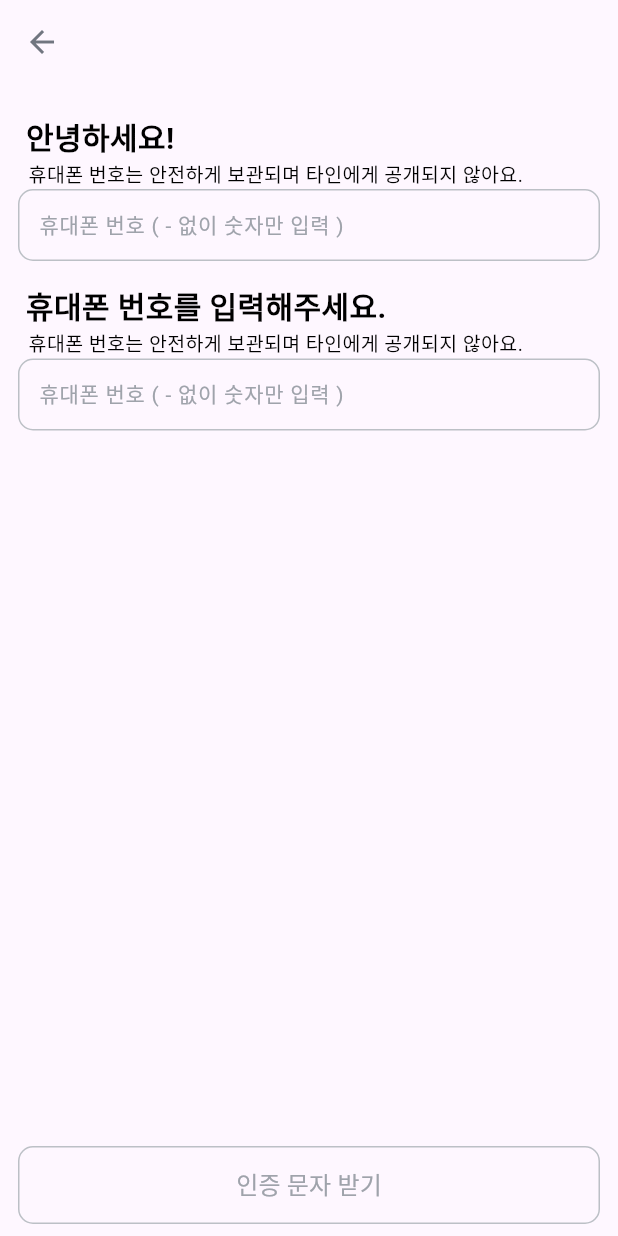
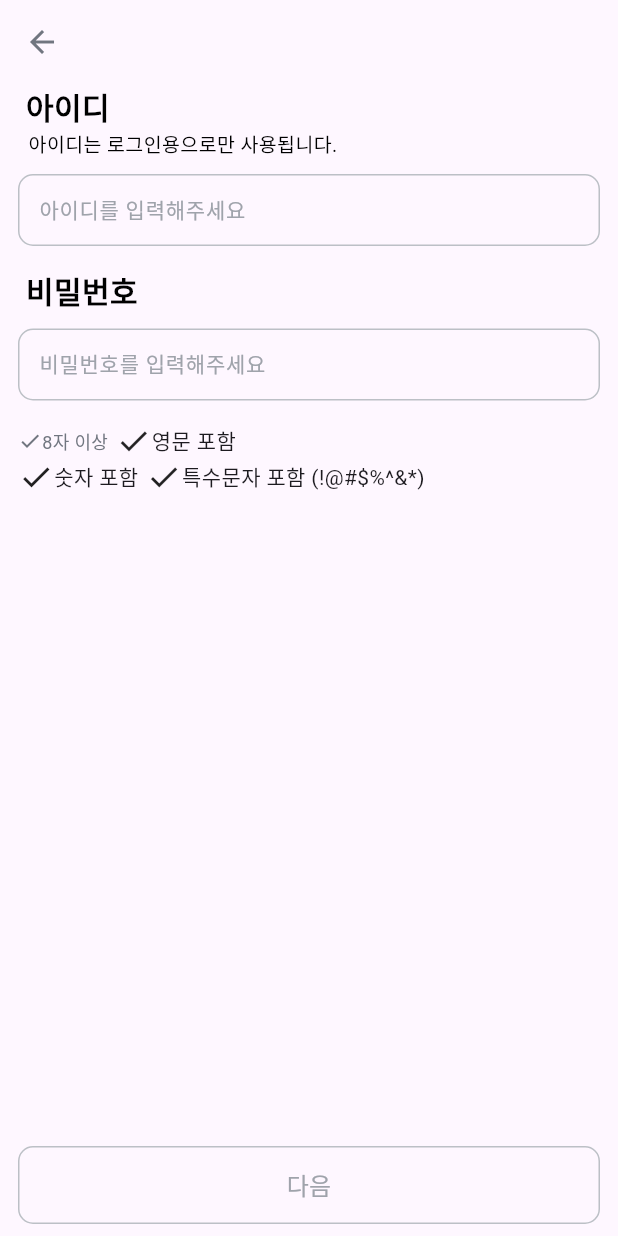
Before and after one commit to Modyland/ting-maker, a Flutter app: the RegisterScreen screen opened by its route, on a phone screen of 412 x 824 dp. Run offline on Flutter 3.47's test engine with Material 3 defaults, Android fonts, the phone set to English and light mode, and no system bars; our stand-ins replace device_info_plus, flutter_dotenv, flutter_svg, get, logger, package_info_plus and 4 more; missing offline and left inert: flutter_naver_map; accounts and stored records are empty.

Commit message:
디테일 수정

```diff
--- a/lib/screen/onboarding/onboard_one.dart
+++ b/lib/screen/onboarding/onboard_one.dart
@@ -38,7 +38,8 @@ class _OnePageScreenState extends State<OnePageScreen>
       clipBehavior: Clip.hardEdge,
       decoration: const BoxDecoration(),
       width: double.infinity,
-      padding: const EdgeInsets.fromLTRB(0, 160, 0, 100),
+      padding:
+          EdgeInsets.fromLTRB(0, MyApp.height * 0.2, 0, MyApp.height * 0.1),
       child: Column(
         mainAxisAlignment: MainAxisAlignment.spaceBetween,
         children: [
@@ -57,6 +58,7 @@ class _OnePageScreenState extends State<OnePageScreen>
             ],
           ),
           Column(
+            mainAxisAlignment: MainAxisAlignment.center,
             children: [
               Stack(
                 children: [
@@ -89,7 +91,6 @@ class _OnePageScreenState extends State<OnePageScreen>
                 ],
               ),
               Stack(
-                clipBehavior: Clip.none,
                 children: [
                   AnimatedBuilder(
                     animation: _controller,
--- a/lib/screen/onboarding/onboarding.dart
+++ b/lib/screen/onboarding/onboarding.dart
@@ -43,9 +43,6 @@ class _OnboardingScreenState extends State<OnboardingScreen> {
             ),
           ),
           const StartButtonBox(),
-          const SizedBox(
-            height: 35,
-          )
         ],
       ),
     );
--- a/lib/screen/onboarding/start_button_box.dart
+++ b/lib/screen/onboarding/start_button_box.dart
@@ -1,6 +1,7 @@
 import 'package:flutter/gestures.dart';
 import 'package:flutter/material.dart';
 import 'package:get/get.dart';
+import 'package:ting_maker/main.dart';
 
 class StartButtonBox extends StatelessWidget {
   const StartButtonBox({super.key});
@@ -8,7 +9,8 @@ class StartButtonBox extends StatelessWidget {
   @override
   Widget build(BuildContext context) {
     return Container(
-      padding: const EdgeInsets.fromLTRB(30, 19, 30, 35),
+      padding: EdgeInsets.fromLTRB(MyApp.width * 0.1, MyApp.height * 0.03,
+          MyApp.width * 0.1, MyApp.height * 0.05),
       child: Column(
         mainAxisAlignment: MainAxisAlignment.spaceBetween,
         children: [
@@ -25,7 +27,7 @@ class StartButtonBox extends StatelessWidget {
                 borderRadius: BorderRadius.circular(10),
               ),
               onPressed: () {
-                Get.toNamed('/permission');
+                Get.toNamed('/service_agree');
               },
               child: const Center(
                 child: Text(
--- a/lib/screen/onboarding/permission.dart
+++ b/lib/screen/register/permission.dart
@@ -4,6 +4,7 @@ import 'package:flutter/material.dart';
 import 'package:get/get.dart';
 import 'package:permission_handler/permission_handler.dart';
 import 'package:ting_maker/main.dart';
+import 'package:ting_maker/widget/common_appbar.dart';
 import 'package:ting_maker/widget/common_style.dart';
 
 class PermissionScreen extends StatefulWidget {
@@ -43,7 +44,7 @@ class _PermissionScreenState extends State<PermissionScreen> {
     });
 
     if (allGranted) {
-      Get.toNamed('service_agree');
+      Get.toNamed('/phone_check');
     } else {
       await openAppSettings();
     }
@@ -52,6 +53,7 @@ class _PermissionScreenState extends State<PermissionScreen> {
   @override
   Widget build(BuildContext context) {
     return Scaffold(
+      appBar: commonAppbar(),
       body: Container(
         width: double.infinity,
         height: double.infinity,
@@ -71,7 +73,6 @@ class _PermissionScreenState extends State<PermissionScreen> {
                 },
               ),
             ),
-            const Spacer(),
             Container(
               margin: const EdgeInsets.only(bottom: 30),
               width: double.infinity,
--- a/lib/screen/register/phone_check.dart
+++ b/lib/screen/register/phone_check.dart
@@ -21,6 +21,7 @@ class _PhoneCheckScreenState extends State<PhoneCheckScreen> {
 
   final service = Get.find<SampleProvider>();
   void phoneCheckCallback() async {
+    FocusScope.of(context).requestFocus(FocusNode());
     final res = await service.phoneCheck(_editingController.text);
     final data = json.decode(res.body);
     if (data) {
--- a/lib/screen/register/phone_check2.dart
+++ b/lib/screen/register/phone_check2.dart
@@ -51,6 +51,7 @@ class _PhoneCheckScreen2State extends State<PhoneCheckScreen2> {
   }
 
   void phoneCheckCallback2() async {
+    FocusScope.of(context).requestFocus(FocusNode());
     final res = await service.phoneCheck2(phone, _editingController.text);
     if (res.body is Map<String, dynamic> && res.body.containsKey('msg')) {
       validCheck = 1;
--- a/lib/screen/register/register.dart
+++ b/lib/screen/register/register.dart
@@ -1,4 +1,5 @@
 import 'package:flutter/material.dart';
+import 'package:ting_maker/util/regexp.dart';
 import 'package:ting_maker/widget/common_appbar.dart';
 import 'package:ting_maker/widget/common_style.dart';
 
@@ -13,6 +14,45 @@ class _RegisterScreenState extends State<RegisterScreen> {
   final GlobalKey<FormState> _formKey = GlobalKey<FormState>();
   bool isNext = false;
 
+  Map<String, bool> firstValid = {'err': false, 'ok': false};
+  Map<String, bool> secondValid = {'err': false, 'ok': false};
+  Map<String, bool> thirdValid = {'err': false, 'ok': false};
+  Map<String, bool> forthValid = {'err': false, 'ok': false};
+
+  void passwordValidCheck(String value) {
+    //false, false -> 기본색
+    //true, false -> 에러색
+    //false, true -> 초록색
+    if (eightRegex.hasMatch(value)) {
+      firstValid['ok'] = true;
+      firstValid['err'] = false;
+    } else {
+      firstValid['err'] = true;
+      firstValid['ok'] = false;
+    }
+    if (enRegex.hasMatch(value)) {
+      secondValid['ok'] = true;
+      secondValid['err'] = false;
+    } else {
+      secondValid['err'] = true;
+      secondValid['ok'] = false;
+    }
+    if (numRegex.hasMatch(value)) {
+      thirdValid['ok'] = true;
+      thirdValid['err'] = false;
+    } else {
+      thirdValid['err'] = true;
+      thirdValid['ok'] = false;
+    }
+    if (specialRegex.hasMatch(value)) {
+      forthValid['ok'] = true;
+      forthValid['err'] = false;
+    } else {
+      forthValid['err'] = true;
+      forthValid['ok'] = false;
+    }
+  }
+
   @override
   Widget build(BuildContext context) {
     return Scaffold(
@@ -22,40 +62,79 @@ class _RegisterScreenState extends State<RegisterScreen> {
           SliverFillRemaining(
             hasScrollBody: false,
             child: Padding(
-              padding: const EdgeInsets.fromLTRB(12, 20, 12, 8),
+              padding: const EdgeInsets.fromLTRB(12, 0, 12, 8),
               child: Form(
                 key: _formKey,
+                autovalidateMode: AutovalidateMode.onUserInteraction,
                 child: Column(
                   crossAxisAlignment: CrossAxisAlignment.start,
                   children: [
-                    Text('\t안녕하세요!', style: registerTitleStyle),
+                    Text('\t아이디', style: registerTitleStyle),
                     const Text(
-                      '\t\t휴대폰 번호는 안전하게 보관되며 타인에게 공개되지 않아요.',
+                      '\t\t아이디는 로그인용으로만 사용됩니다.',
                       style: TextStyle(color: Colors.black, fontSize: 13),
                     ),
+                    const SizedBox(height: 10),
                     TextFormField(
-                      decoration: inputDecoration('휴대폰 번호 ( - 없이 숫자만 입력 )'),
+                      decoration: inputDecoration('아이디를 입력해주세요'),
+                      keyboardType: TextInputType.text,
                       validator: (value) {
                         if (value == null || value.isEmpty) {
-                          return '휴대폰 번호를 입력하세요';
+                          return '아이디를 입력해주세요';
                         }
                         return null;
                       },
                     ),
                     const SizedBox(height: 15),
-                    Text('\t휴대폰 번호를 입력해주세요.', style: registerTitleStyle),
-                    const Text(
-                      '\t\t휴대폰 번호는 안전하게 보관되며 타인에게 공개되지 않아요.',
-                      style: TextStyle(color: Colors.black, fontSize: 13),
-                    ),
+                    Text('\t비밀번호', style: registerTitleStyle),
+                    const SizedBox(height: 10),
                     TextFormField(
-                      decoration: inputDecoration('휴대폰 번호 ( - 없이 숫자만 입력 )'),
+                      decoration: inputDecoration('비밀번호를 입력해주세요'),
+                      keyboardType: TextInputType.text,
+                      onChanged: (value) {},
                       validator: (value) {
                         if (value == null || value.isEmpty) {
-                          return '휴대폰 번호를 입력하세요';
+                          return '비밀번호를 입력해주세요';
                         }
                         return null;
                       },
+                    ),
+                    const SizedBox(height: 15),
+                    const Column(
+                      children: [
+                        Row(
+                          children: [
+                            Icon(
+                              Icons.check,
+                              color: Color(0xff717680),
+                              size: 16,
+                            ),
+                            Text(
+                              '8자 이상',
+                              style: TextStyle(
+                                color: Color(0xff717680),
+                                fontSize: 12,
+                              ),
+                            ),
+                            SizedBox(
+                              width: 5,
+                            ),
+                            Icon(Icons.check),
+                            Text('영문 포함')
+                          ],
+                        ),
+                        Row(
+                          children: [
+                            Icon(Icons.check),
+                            Text('숫자 포함'),
+                            SizedBox(
+                              width: 5,
+                            ),
+                            Icon(Icons.check),
+                            Text("특수문자 포함 (!@#\$%^&*)")
+                          ],
+                        )
+                      ],
                     ),
                     const Spacer(),
                     Container(
@@ -73,7 +152,7 @@ class _RegisterScreenState extends State<RegisterScreen> {
                         },
                         child: Center(
                           child: Text(
-                            '인증 문자 받기',
+                            '다음',
                             style: TextStyle(
                               fontSize: 16,
                               color: isNext
--- a/lib/util/regexp.dart
+++ b/lib/util/regexp.dart
@@ -1 +1,5 @@
 final RegExp phoneNumberRegex = RegExp(r'^01[0-9]{8,9}$');
+final RegExp eightRegex = RegExp(r'.{8,}');
+final RegExp enRegex = RegExp(r'.*[a-zA-Z].*');
+final RegExp numRegex = RegExp(r'.*\d.*');
+final RegExp specialRegex = RegExp(r'.*[!@#\$%^&*].*');
```
Also changed, not shown: lib/main.dart (+5 -5 lines), lib/screen/account/login.dart (+6 -1 lines), lib/screen/onboarding/onboard_two.dart (+11 -7 lines), lib/screen/register/service_agree.dart (+6 -5 lines), lib/widget/common_style.dart (+4 -4 lines).
